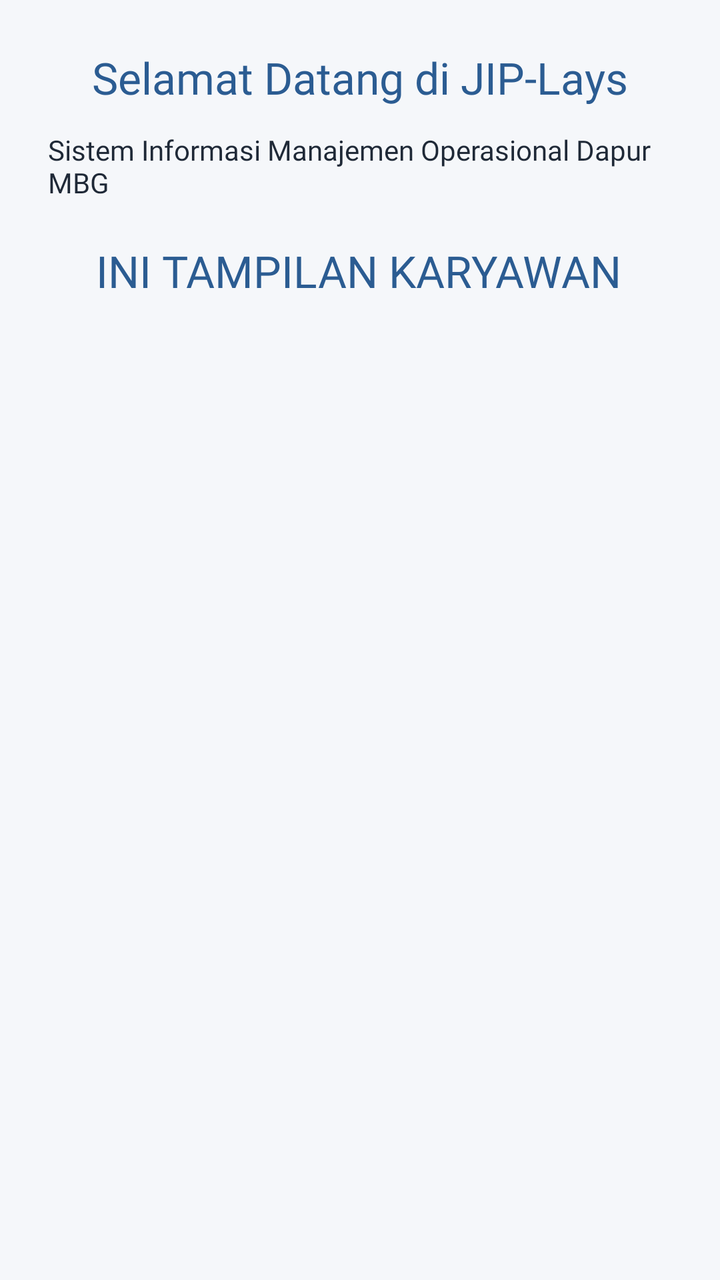
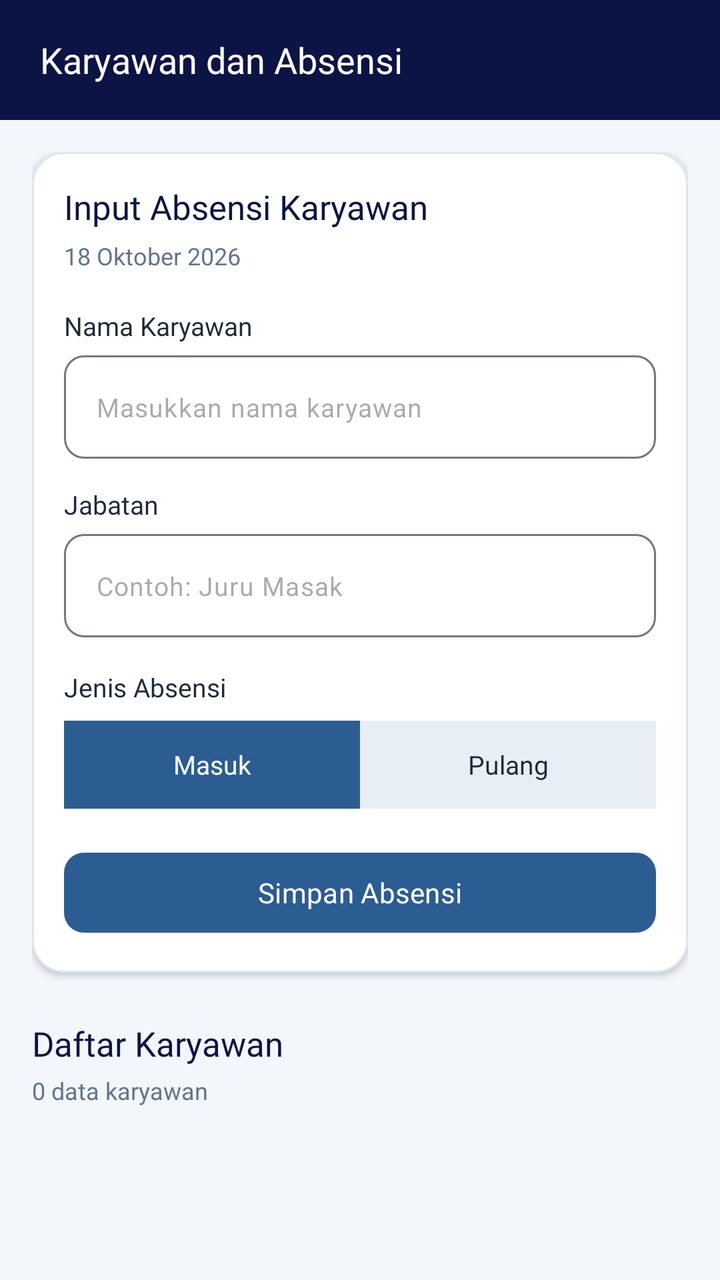

The first picture is an Android layout as it rendered before a commit; the second is the same layout after the commit. The layout source and the unified diff follow.
<!-- AndroidManifest.xml: application theme Theme.JIPLays -->
<!-- res/layout/fragment_karyawan.xml -->
<?xml version="1.0" encoding="utf-8"?>
<androidx.constraintlayout.widget.ConstraintLayout
    xmlns:android="http://schemas.android.com/apk/res/android"
    xmlns:app="http://schemas.android.com/apk/res-auto"
    android:layout_width="match_parent"
    android:layout_height="match_parent"
    android:background="#F5F7FA"
    android:padding="24dp">

    <TextView
        android:id="@+id/tvJudulKaryawan"
        android:layout_width="wrap_content"
        android:layout_height="wrap_content"
        android:text="Selamat Datang di JIP-Lays"
        android:textColor="@color/primary_blue"
        android:textSize="22sp"
        android:fontFamily="@font/montserrat_bold"
        app:layout_constraintTop_toTopOf="parent"
        app:layout_constraintStart_toStartOf="parent"
        app:layout_constraintEnd_toEndOf="parent" />

    <TextView
        android:id="@+id/tvKaryawan"
        android:layout_width="wrap_content"
        android:layout_height="wrap_content"
        android:layout_marginTop="20dp"
        android:fontFamily="@font/montserrat_bold"
        android:text="INI TAMPILAN KARYAWAN"
        android:textColor="@color/primary_blue"
        android:textSize="22sp"
        app:layout_constraintEnd_toEndOf="parent"
        app:layout_constraintHorizontal_bias="0.489"
        app:layout_constraintStart_toStartOf="parent"
        app:layout_constraintTop_toBottomOf="@+id/tvDeskripsiProduksi" />

    <TextView
        android:id="@+id/tvDeskripsiProduksi"
        android:layout_width="0dp"
        android:layout_height="wrap_content"
        android:layout_marginTop="12dp"
        android:fontFamily="@font/inter_18pt_regular"
        android:text="Sistem Informasi Manajemen Operasional Dapur MBG"
        android:textColor="@color/text_body"
        android:textSize="14sp"
        app:layout_constraintEnd_toEndOf="parent"
        app:layout_constraintStart_toStartOf="parent"
        app:layout_constraintTop_toBottomOf="@id/tvJudulKaryawan" />

</androidx.constraintlayout.widget.ConstraintLayout>
<!-- resources referenced by this layout -->
<resources>
  <color name="primary_blue">#2B5C92</color>
  <color name="text_body">#1F2937</color>
  <style name="Theme.JIPLays" parent="Base.Theme.JIPLays" />
  <style name="Base.Theme.JIPLays" parent="Theme.Material3.DayNight.NoActionBar">
          
          
      </style>
</resources>

<!-- the commit's change to res/layout/fragment_karyawan.xml (unified diff, before → after) -->
@@ -2,48 +2,220 @@
 <androidx.constraintlayout.widget.ConstraintLayout
     xmlns:android="http://schemas.android.com/apk/res/android"
     xmlns:app="http://schemas.android.com/apk/res-auto"
+    xmlns:tools="http://schemas.android.com/tools"
     android:layout_width="match_parent"
     android:layout_height="match_parent"
-    android:background="#F5F7FA"
-    android:padding="24dp">
+    android:background="#F3F6FA"
+    tools:context=".KaryawanFragment">
 
     <TextView
-        android:id="@+id/tvJudulKaryawan"
-        android:layout_width="wrap_content"
-        android:layout_height="wrap_content"
-        android:text="Selamat Datang di JIP-Lays"
-        android:textColor="@color/primary_blue"
-        android:textSize="22sp"
+        android:id="@+id/tvHeader"
+        android:layout_width="0dp"
+        android:layout_height="60dp"
+        android:background="@color/primary_navy"
+        android:gravity="center_vertical"
+        android:paddingHorizontal="20dp"
+        android:text="Karyawan dan Absensi"
+        android:textColor="@color/white"
+        android:textSize="18sp"
         android:fontFamily="@font/montserrat_bold"
         app:layout_constraintTop_toTopOf="parent"
         app:layout_constraintStart_toStartOf="parent"
-        app:layout_constraintEnd_toEndOf="parent" />
-
-    <TextView
-        android:id="@+id/tvKaryawan"
-        android:layout_width="wrap_content"
-        android:layout_height="wrap_content"
-        android:layout_marginTop="20dp"
-        android:fontFamily="@font/montserrat_bold"
-        android:text="INI TAMPILAN KARYAWAN"
-        android:textColor="@color/primary_blue"
-        android:textSize="22sp"
-        app:layout_constraintEnd_toEndOf="parent"
-        app:layout_constraintHorizontal_bias="0.489"
+        app:layout_constraintEnd_toEndOf="parent"/>
+
+    <androidx.core.widget.NestedScrollView
+        android:id="@+id/scrollKaryawan"
+        android:layout_width="0dp"
+        android:layout_height="0dp"
+        android:fillViewport="true"
+        android:clipToPadding="false"
+        app:layout_constraintTop_toBottomOf="@id/tvHeader"
+        app:layout_constraintBottom_toBottomOf="parent"
         app:layout_constraintStart_toStartOf="parent"
-        app:layout_constraintTop_toBottomOf="@+id/tvDeskripsiProduksi" />
-
-    <TextView
-        android:id="@+id/tvDeskripsiProduksi"
-        android:layout_width="0dp"
-        android:layout_height="wrap_content"
-        android:layout_marginTop="12dp"
-        android:fontFamily="@font/inter_18pt_regular"
-        android:text="Sistem Informasi Manajemen Operasional Dapur MBG"
-        android:textColor="@color/text_body"
-        android:textSize="14sp"
-        app:layout_constraintEnd_toEndOf="parent"
-        app:layout_constraintStart_toStartOf="parent"
-        app:layout_constraintTop_toBottomOf="@id/tvJudulKaryawan" />
+        app:layout_constraintEnd_toEndOf="parent">
+
+        <LinearLayout
+            android:layout_width="match_parent"
+            android:layout_height="wrap_content"
+            android:orientation="vertical"
+            android:padding="16dp">
+
+            
+            <com.google.android.material.card.MaterialCardView
+                android:layout_width="match_parent"
+                android:layout_height="wrap_content"
+                app:cardBackgroundColor="@color/white"
+                app:cardCornerRadius="16dp"
+                app:cardElevation="2dp"
+                app:strokeColor="#DFE6EF"
+                app:strokeWidth="1dp">
+
+                <LinearLayout
+                    android:layout_width="match_parent"
+                    android:layout_height="wrap_content"
+                    android:orientation="vertical"
+                    android:padding="16dp">
+
+                    <TextView
+                        android:layout_width="wrap_content"
+                        android:layout_height="wrap_content"
+                        android:text="Input Absensi Karyawan"
+                        android:textColor="@color/primary_navy"
+                        android:textSize="17sp"
+                        android:fontFamily="@font/montserrat_bold"/>
+
+                    <TextView
+                        android:id="@+id/tvTanggal"
+                        android:layout_width="wrap_content"
+                        android:layout_height="wrap_content"
+                        android:layout_marginTop="5dp"
+                        android:text="18 Oktober 2026"
+                        android:textColor="#64748B"
+                        android:textSize="12sp"/>
+
+                    <TextView
+                        android:layout_width="wrap_content"
+                        android:layout_height="wrap_content"
+                        android:layout_marginTop="18dp"
+                        android:text="Nama Karyawan"
+                        android:textColor="@color/text_body"
+                        android:textSize="13sp"
+                        android:fontFamily="@font/montserrat_medium"/>
+
+                    <com.google.android.material.textfield.TextInputLayout
+                        android:layout_width="match_parent"
+                        android:layout_height="wrap_content"
+                        android:layout_marginTop="6dp"
+                        app:boxBackgroundMode="outline"
+                        app:boxCornerRadiusTopStart="10dp"
+                        app:boxCornerRadiusTopEnd="10dp"
+                        app:boxCornerRadiusBottomStart="10dp"
+                        app:boxCornerRadiusBottomEnd="10dp"
+                        app:hintEnabled="false">
+
+                        <com.google.android.material.textfield.TextInputEditText
+                            android:id="@+id/etNamaKaryawan"
+                            android:layout_width="match_parent"
+                            android:layout_height="wrap_content"
+                            android:hint="Masukkan nama karyawan"
+                            android:inputType="textCapWords"
+                            android:textSize="13sp"/>
+
+                    </com.google.android.material.textfield.TextInputLayout>
+
+                    <TextView
+                        android:layout_width="wrap_content"
+                        android:layout_height="wrap_content"
+                        android:layout_marginTop="14dp"
+                        android:text="Jabatan"
+                        android:textColor="@color/text_body"
+                        android:textSize="13sp"
+                        android:fontFamily="@font/montserrat_medium"/>
+
+                    <com.google.android.material.textfield.TextInputLayout
+                        android:layout_width="match_parent"
+                        android:layout_height="wrap_content"
+                        android:layout_marginTop="6dp"
+                        app:boxBackgroundMode="outline"
+                        app:boxCornerRadiusTopStart="10dp"
+                        app:boxCornerRadiusTopEnd="10dp"
+                        app:boxCornerRadiusBottomStart="10dp"
+                        app:boxCornerRadiusBottomEnd="10dp"
+                        app:hintEnabled="false">
+
+                        <com.google.android.material.textfield.TextInputEditText
+                            android:id="@+id/etJabatan"
+                            android:layout_width="match_parent"
+                            android:layout_height="wrap_content"
+                            android:hint="Contoh: Juru Masak"
+                            android:inputType="textCapWords"
+                            android:textSize="13sp"/>
+
+                    </com.google.android.material.textfield.TextInputLayout>
+
+                    <TextView
+                        android:layout_width="wrap_content"
+                        android:layout_height="wrap_content"
+                        android:layout_marginTop="16dp"
+                        android:text="Jenis Absensi"
+                        android:textColor="@color/text_body"
+                        android:textSize="13sp"
+                        android:fontFamily="@font/montserrat_medium"/>
+
+                    <LinearLayout
+                        android:layout_width="match_parent"
+                        android:layout_height="44dp"
+                        android:layout_marginTop="8dp"
+                        android:orientation="horizontal"
+                        android:background="#E8EEF6">
+
+                        <TextView
+                            android:id="@+id/tabMasuk"
+                            android:layout_width="0dp"
+                            android:layout_height="match_parent"
+                            android:layout_weight="1"
+                            android:gravity="center"
+                            android:text="Masuk"
+                            android:textColor="@color/white"
+                            android:textSize="13sp"
+                            android:background="@color/primary_blue"
+                            android:fontFamily="@font/montserrat_medium"/>
+
+                        <TextView
+                            android:id="@+id/tabPulang"
+                            android:layout_width="0dp"
+                            android:layout_height="match_parent"
+                            android:layout_weight="1"
+                            android:gravity="center"
+                            android:text="Pulang"
+                            android:textColor="@color/text_body"
+                            android:textSize="13sp"
+                            android:fontFamily="@font/montserrat_medium"/>
+
+                    </LinearLayout>
+
+                    <com.google.android.material.button.MaterialButton
+                        android:id="@+id/btnSimpan"
+                        android:layout_width="match_parent"
+                        android:layout_height="48dp"
+                        android:layout_marginTop="18dp"
+                        android:text="Simpan Absensi"
+                        android:textAllCaps="false"
+                        android:textSize="14sp"
+                        android:fontFamily="@font/montserrat_medium"
+                        app:backgroundTint="@color/primary_blue"
+                        app:cornerRadius="10dp"/>
+
+                </LinearLayout>
+            </com.google.android.material.card.MaterialCardView>
+
+            
+            <TextView
+                android:layout_width="wrap_content"
+                android:layout_height="wrap_content"
+                android:layout_marginTop="24dp"
+                android:text="Daftar Karyawan"
+                android:textColor="@color/primary_navy"
+                android:textSize="17sp"
+                android:fontFamily="@font/montserrat_bold"/>
+
+            <TextView
+                android:id="@+id/tvJumlahKaryawan"
+                android:layout_width="wrap_content"
+                android:layout_height="wrap_content"
+                android:layout_marginTop="4dp"
+                android:text="0 data karyawan"
+                android:textColor="#64748B"
+                android:textSize="12sp"/>
+
+            <LinearLayout
+                android:id="@+id/containerKaryawan"
+                android:layout_width="match_parent"
+                android:layout_height="wrap_content"
+                android:layout_marginTop="12dp"
+                android:orientation="vertical"/>
+
+        </LinearLayout>
+    </androidx.core.widget.NestedScrollView>
 
 </androidx.constraintlayout.widget.ConstraintLayout>
<!-- resource entries referenced after the edit -->
@@ -1,7 +1,9 @@
 <!-- resources referenced by this layout -->
 <resources>
   <color name="primary_blue">#2B5C92</color>
+  <color name="primary_navy">#0C1446</color>
   <color name="text_body">#1F2937</color>
+  <color name="white">#FFFFFFFF</color>
   <style name="Theme.JIPLays" parent="Base.Theme.JIPLays" />
   <style name="Base.Theme.JIPLays" parent="Theme.Material3.DayNight.NoActionBar">
           
